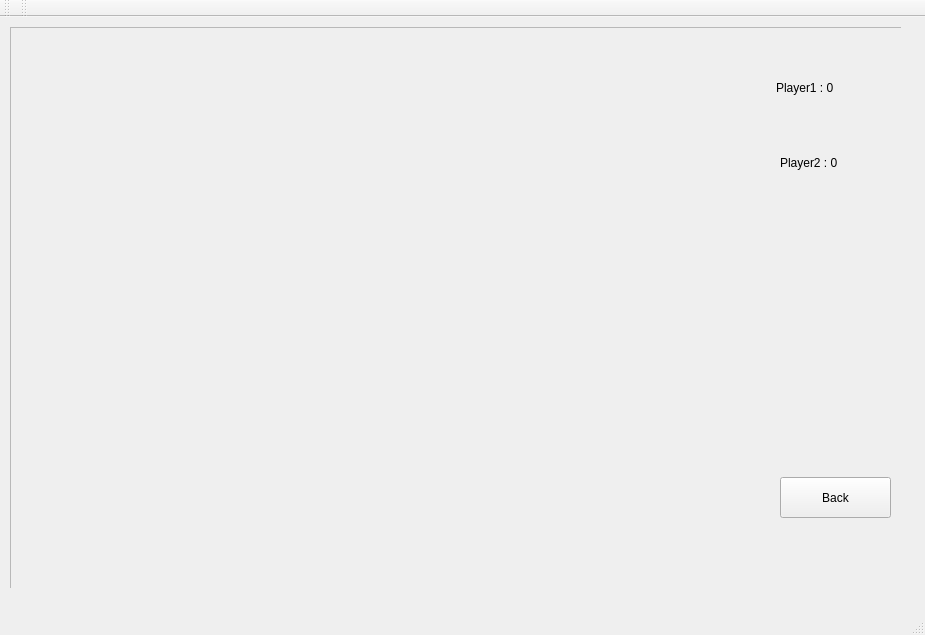
eole1712/Gomoku, file srcs/gui/mainwindow.ui: the form before one commit.
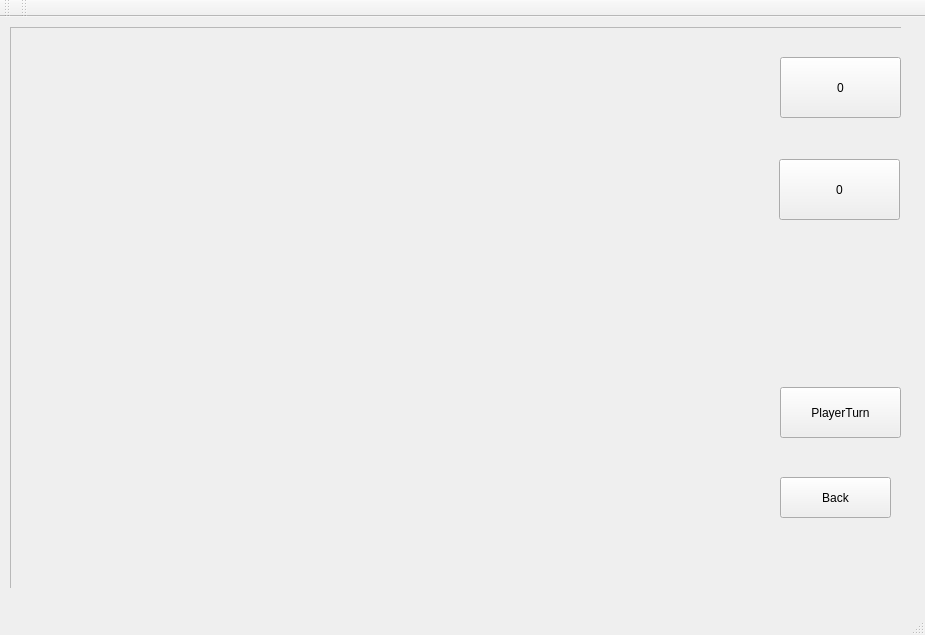
The form after the commit. Custom widgets are drawn as their Qt base class.

Commit message: feat (Gomoku) ajout des couleurs dans les scores

Patch:
```diff
--- a/srcs/gui/mainwindow.ui
+++ b/srcs/gui/mainwindow.ui
@@ -105,30 +105,56 @@
        </property>
        <layout class="QGridLayout" name="gridLayout"/>
       </widget>
-      <widget class="QLabel" name="score1">
+      <widget class="QLabel" name="WinLabel">
        <property name="geometry">
         <rect>
-         <x>766</x>
-         <y>40</y>
-         <width>111</width>
-         <height>41</height>
-        </rect>
-       </property>
-       <property name="text">
-        <string>Player1 : 0</string>
-       </property>
-      </widget>
-      <widget class="QLabel" name="score2">
-       <property name="geometry">
-        <rect>
-         <x>770</x>
-         <y>110</y>
+         <x>760</x>
+         <y>260</y>
          <width>131</width>
+         <height>61</height>
+        </rect>
+       </property>
+       <property name="text">
+        <string/>
+       </property>
+      </widget>
+      <widget class="QPushButton" name="score1">
+       <property name="geometry">
+        <rect>
+         <x>770</x>
+         <y>30</y>
+         <width>121</width>
+         <height>61</height>
+        </rect>
+       </property>
+       <property name="text">
+        <string>0</string>
+       </property>
+      </widget>
+      <widget class="QPushButton" name="score2">
+       <property name="geometry">
+        <rect>
+         <x>769</x>
+         <y>132</y>
+         <width>121</width>
+         <height>61</height>
+        </rect>
+       </property>
+       <property name="text">
+        <string>0</string>
+       </property>
+      </widget>
+      <widget class="QPushButton" name="playerTurn">
+       <property name="geometry">
+        <rect>
+         <x>770</x>
+         <y>360</y>
+         <width>121</width>
          <height>51</height>
         </rect>
        </property>
        <property name="text">
-        <string>Player2 : 0</string>
+        <string>PlayerTurn</string>
        </property>
       </widget>
      </widget>
```
The commit also changes 5 other files.
